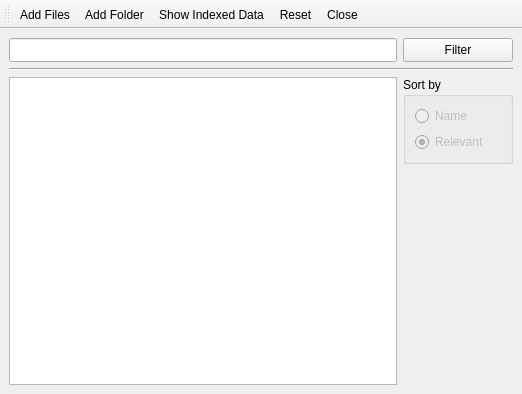
First picture: the form in mainwindow.ui, repository lephuongbg/Search-engine, before the edit.
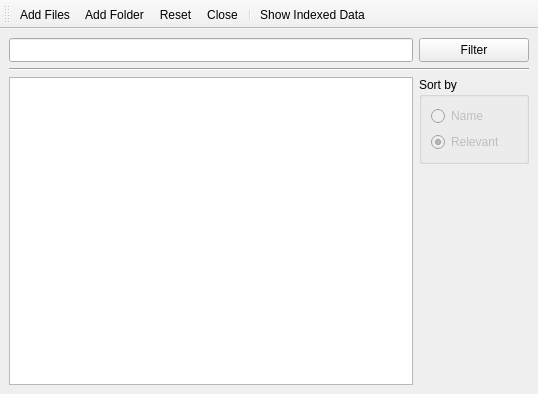
Second picture: the form after the edit. Icons and pictures are not drawn.

Commit message: Move "Show Indexed Data" button to the right

What changed in the file:
```diff
--- a/mainwindow.ui
+++ b/mainwindow.ui
@@ -6,7 +6,7 @@
    <rect>
     <x>0</x>
     <y>0</y>
-    <width>522</width>
+    <width>538</width>
     <height>394</height>
    </rect>
   </property>
@@ -268,9 +268,10 @@
    </attribute>
    <addaction name="actionAddFiles"/>
    <addaction name="actionAddFolder"/>
-   <addaction name="actionShowIndexedData"/>
    <addaction name="actionClear"/>
    <addaction name="actionClose"/>
+   <addaction name="separator"/>
+   <addaction name="actionShowIndexedData"/>
   </widget>
   <action name="actionAddFiles">
    <property name="icon">
```
